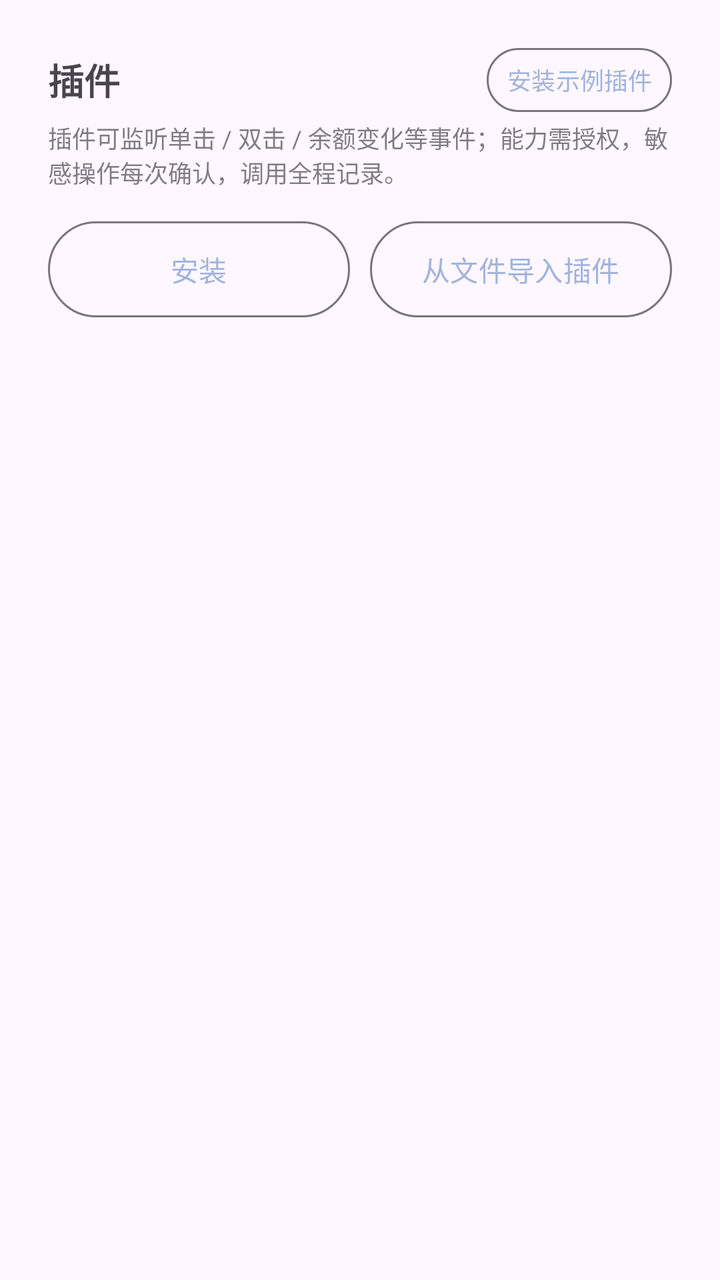
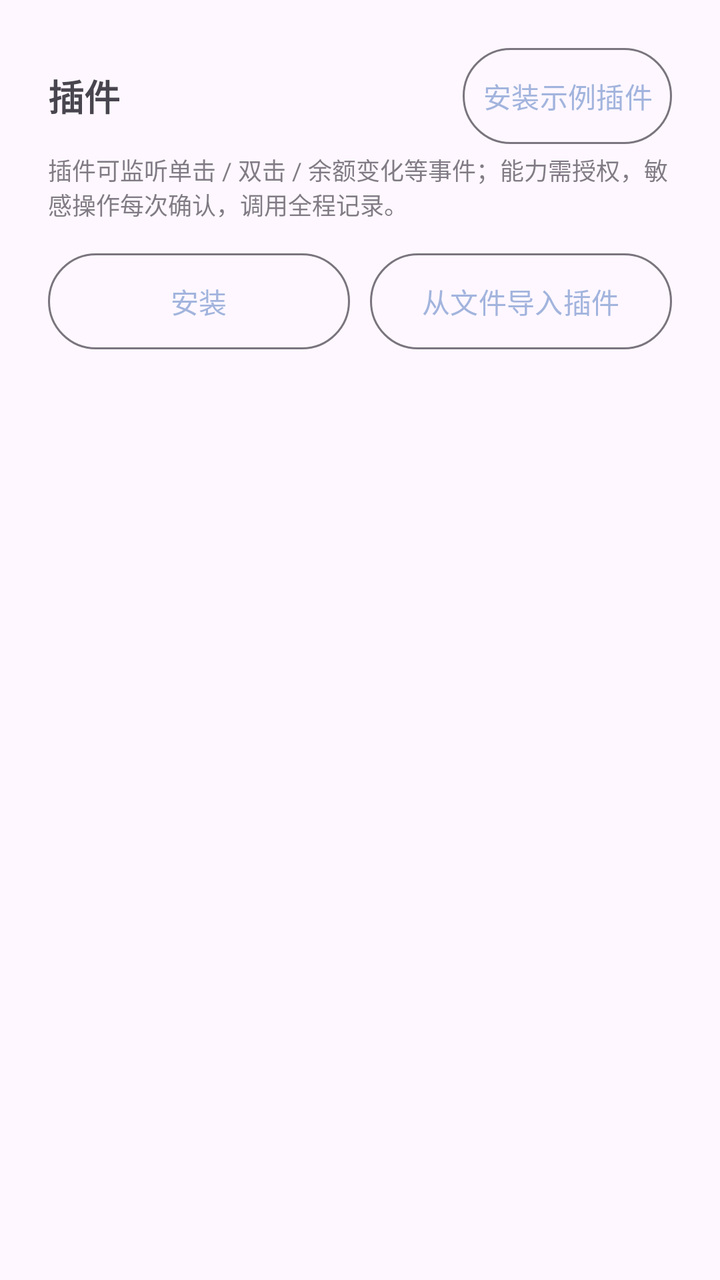

The first picture is an Android layout as it rendered before a commit; the second is the same layout after the commit. The layout source and the unified diff follow.
<!-- AndroidManifest.xml: application theme Theme.WhalePet -->
<!-- res/layout/page_plugins.xml -->
<?xml version="1.0" encoding="utf-8"?>
<ScrollView xmlns:android="http://schemas.android.com/apk/res/android"
    android:layout_width="match_parent"
    android:layout_height="match_parent"
    android:fillViewport="true">

    <LinearLayout
        android:layout_width="match_parent"
        android:layout_height="wrap_content"
        android:orientation="vertical"
        android:padding="24dp">

        
        <LinearLayout
            android:layout_width="match_parent"
            android:layout_height="wrap_content"
            android:gravity="center_vertical"
            android:orientation="horizontal">

            <TextView
                android:layout_width="0dp"
                android:layout_height="wrap_content"
                android:layout_weight="1"
                android:text="@string/tab_plugins"
                android:textSize="18sp"
                android:textStyle="bold" />

            <Button
                android:id="@+id/btn_plugin_sample"
                style="?attr/materialButtonOutlinedStyle"
                android:layout_width="wrap_content"
                android:layout_height="wrap_content"
                android:insetBottom="0dp"
                android:insetTop="0dp"
                android:minHeight="32dp"
                android:minWidth="0dp"
                android:paddingLeft="10dp"
                android:paddingRight="10dp"
                android:text="@string/plugin_install_sample"
                android:textSize="12sp" />
        </LinearLayout>

        <TextView
            android:layout_width="match_parent"
            android:layout_height="wrap_content"
            android:layout_marginTop="4dp"
            android:alpha="0.7"
            android:text="@string/plugins_page_hint"
            android:textSize="12sp" />

        
        <LinearLayout
            android:layout_width="match_parent"
            android:layout_height="wrap_content"
            android:layout_marginTop="16dp"
            android:orientation="horizontal">

            <Button
                android:id="@+id/btn_plugin_install"
                style="?attr/materialButtonOutlinedStyle"
                android:layout_width="0dp"
                android:layout_height="wrap_content"
                android:layout_weight="1"
                android:insetBottom="0dp"
                android:insetTop="0dp"
                android:minHeight="48dp"
                android:minWidth="0dp"
                android:text="@string/plugin_install"
                android:textSize="14sp" />

            <Button
                android:id="@+id/btn_plugin_import"
                style="?attr/materialButtonOutlinedStyle"
                android:layout_width="0dp"
                android:layout_height="wrap_content"
                android:layout_marginStart="10dp"
                android:layout_weight="1"
                android:insetBottom="0dp"
                android:insetTop="0dp"
                android:minHeight="48dp"
                android:minWidth="0dp"
                android:text="@string/plugin_import_from_file"
                android:textSize="14sp" />
        </LinearLayout>

        <LinearLayout
            android:id="@+id/ll_plugins"
            android:layout_width="match_parent"
            android:layout_height="wrap_content"
            android:layout_marginTop="12dp"
            android:orientation="vertical" />
    </LinearLayout>
</ScrollView>
<!-- resources referenced by this layout -->
<resources>
  <string name="plugin_import_from_file">从文件导入插件</string>
  <string name="plugin_install">安装</string>
  <string name="plugin_install_sample">安装示例插件</string>
  <string name="plugins_page_hint">插件可监听单击 / 双击 / 余额变化等事件；能力需授权，敏感操作每次确认，调用全程记录。</string>
  <string name="tab_plugins">插件</string>
  <style name="Theme.WhalePet" parent="Theme.Material3.DayNight.NoActionBar">
          
          <item name="colorPrimary">#A2B4DD</item>
          <item name="colorOnPrimary">#FFFFFF</item>
          <item name="colorPrimaryContainer">#D6DEF2</item>
          <item name="colorOnPrimaryContainer">#22315E</item>
          <item name="android:statusBarColor">@android:color/transparent</item>
      </style>
</resources>

<!-- the commit's change to res/layout/page_plugins.xml (unified diff, before → after) -->
@@ -27,17 +27,12 @@
 
             <Button
                 android:id="@+id/btn_plugin_sample"
-                style="?attr/materialButtonOutlinedStyle"
+                style="@style/Widget.WhalePet.Button"
                 android:layout_width="wrap_content"
                 android:layout_height="wrap_content"
-                android:insetBottom="0dp"
-                android:insetTop="0dp"
-                android:minHeight="32dp"
-                android:minWidth="0dp"
                 android:paddingLeft="10dp"
                 android:paddingRight="10dp"
-                android:text="@string/plugin_install_sample"
-                android:textSize="12sp" />
+                android:text="@string/plugin_install_sample" />
         </LinearLayout>
 
         <TextView
@@ -57,30 +52,20 @@
 
             <Button
                 android:id="@+id/btn_plugin_install"
-                style="?attr/materialButtonOutlinedStyle"
+                style="@style/Widget.WhalePet.Button"
                 android:layout_width="0dp"
                 android:layout_height="wrap_content"
                 android:layout_weight="1"
-                android:insetBottom="0dp"
-                android:insetTop="0dp"
-                android:minHeight="48dp"
-                android:minWidth="0dp"
-                android:text="@string/plugin_install"
-                android:textSize="14sp" />
+                android:text="@string/plugin_install" />
 
             <Button
                 android:id="@+id/btn_plugin_import"
-                style="?attr/materialButtonOutlinedStyle"
+                style="@style/Widget.WhalePet.Button"
                 android:layout_width="0dp"
                 android:layout_height="wrap_content"
                 android:layout_marginStart="10dp"
                 android:layout_weight="1"
-                android:insetBottom="0dp"
-                android:insetTop="0dp"
-                android:minHeight="48dp"
-                android:minWidth="0dp"
-                android:text="@string/plugin_import_from_file"
-                android:textSize="14sp" />
+                android:text="@string/plugin_import_from_file" />
         </LinearLayout>
 
         <LinearLayout
<!-- resource entries referenced after the edit -->
@@ -5,6 +5,13 @@
   <string name="plugin_install_sample">安装示例插件</string>
   <string name="plugins_page_hint">插件可监听单击 / 双击 / 余额变化等事件；能力需授权，敏感操作每次确认，调用全程记录。</string>
   <string name="tab_plugins">插件</string>
+  <style name="Widget.WhalePet.Button" parent="Widget.Material3.Button.OutlinedButton">
+          <item name="android:minHeight">48dp</item>
+          <item name="android:minWidth">0dp</item>
+          <item name="android:insetTop">0dp</item>
+          <item name="android:insetBottom">0dp</item>
+          <item name="android:textSize">14sp</item>
+      </style>
   <style name="Theme.WhalePet" parent="Theme.Material3.DayNight.NoActionBar">
           
           <item name="colorPrimary">#A2B4DD</item>
